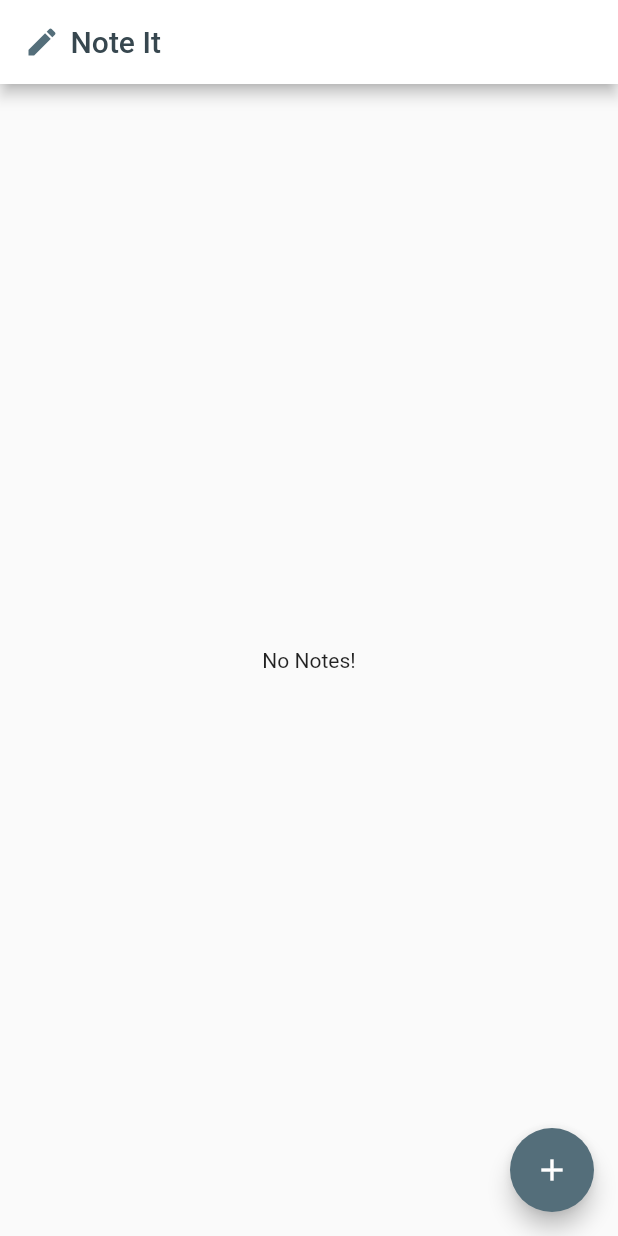
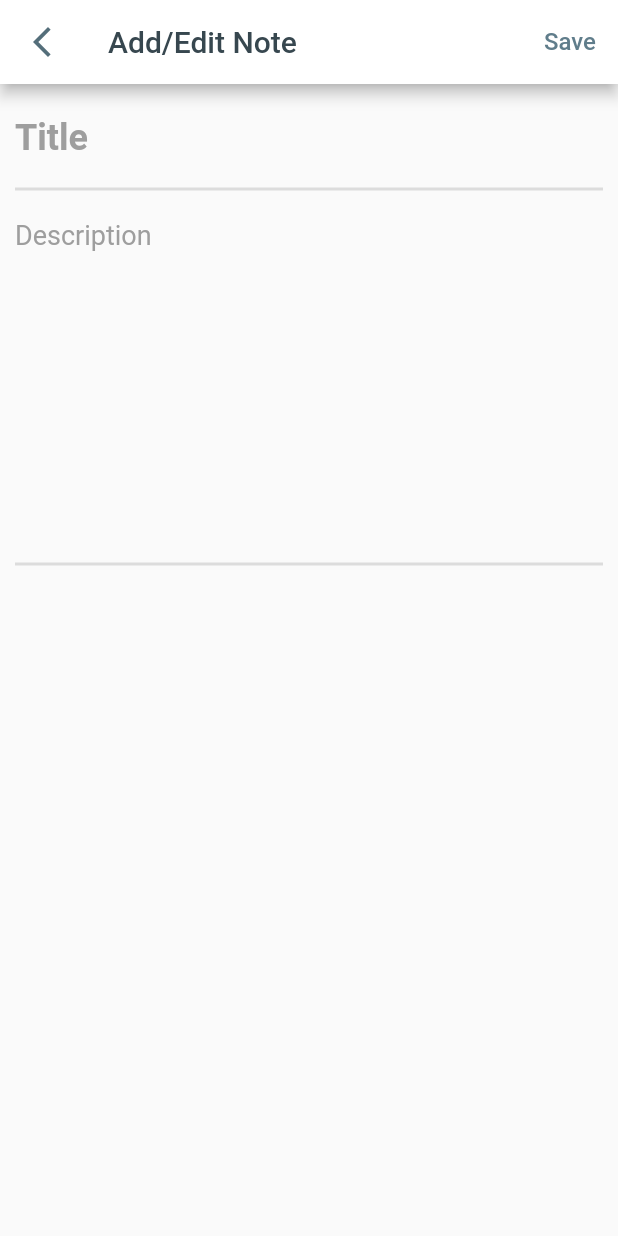
Before and after one commit to evguevarra/NotesApp, a Flutter app: the screen it shows after launch, after a tap on the "add" icon, on a phone screen of 412 x 824 dp. Run offline on Flutter 3.47's test engine with Material 2 defaults, Android fonts, the phone set to English and light mode, and no system bars.

```diff
--- /dev/null
+++ b/note_app/lib/views/add_edit_page.dart
@@ -0,0 +1,99 @@
+import 'package:flutter/material.dart';
+import 'package:flutter/widgets.dart';
+
+class AddEditPage extends StatefulWidget {
+  const AddEditPage({Key? key}) : super(key: key);
+
+  @override
+  _AddEditPageState createState() => _AddEditPageState();
+}
+
+class _AddEditPageState extends State<AddEditPage> {
+  @override
+  Widget build(BuildContext context) {
+    return Scaffold(
+      appBar: AppBar(
+        leading: IconButton(
+          icon: Icon(
+            Icons.arrow_back_ios_new,
+            color: Colors.blueGrey.shade600,
+          ),
+          onPressed: () {
+            Navigator.of(context).pop();
+          },
+        ),
+        title: Text(
+          'Add/Edit Note',
+          style: TextStyle(
+            color: Colors.blueGrey.shade800,
+          ),
+        ),
+        actions: [
+          TextButton(
+            onPressed: () {},
+            child: const Text(
+              'Save',
+              style: TextStyle(
+                fontSize: 16,
+                color: Colors.blueGrey,
+              ),
+            ),
+          ),
+        ],
+        backgroundColor: Colors.white,
+      ),
+      body: Padding(
+        padding: const EdgeInsets.all(10.0),
+        child: Column(
+          children: [
+            buildTitle(),
+            // const SizedBox(
+            //   height: 8,
+            // ),
+            Divider(
+              thickness: 2,
+            ),
+            SingleChildScrollView(child: buildDescription()),
+            Divider(
+              thickness: 2,
+            ),
+          ],
+        ),
+      ),
+    );
+  }
+
+  TextFormField buildTitle() {
+    return TextFormField(
+      maxLines: 1,
+      style: const TextStyle(
+        fontSize: 24,
+        fontWeight: FontWeight.bold,
+      ),
+      decoration: const InputDecoration(
+        border: InputBorder.none,
+        hintText: 'Title',
+        hintStyle: TextStyle(
+          color: Colors.grey,
+        ),
+      ),
+    );
+  }
+
+  TextFormField buildDescription() {
+    return TextFormField(
+      maxLines: 10,
+      style: const TextStyle(
+        fontSize: 18,
+        //fontWeight: FontWeight.bold,
+      ),
+      decoration: const InputDecoration(
+        border: InputBorder.none,
+        hintText: 'Description',
+        hintStyle: TextStyle(
+          color: Colors.grey,
+        ),
+      ),
+    );
+  }
+}
--- a/note_app/lib/views/home_page.dart
+++ b/note_app/lib/views/home_page.dart
@@ -1,5 +1,6 @@
 import 'package:flutter/material.dart';
 import 'package:flutter_staggered_grid_view/flutter_staggered_grid_view.dart';
+import 'package:note_app/views/add_edit_page.dart';
 
 class HomePage extends StatefulWidget {
   const HomePage({Key? key}) : super(key: key);
@@ -33,7 +34,10 @@ class _HomePageState extends State<HomePage> {
         child: Text('No Notes!'),
       ),
       floatingActionButton: FloatingActionButton(
-        onPressed: () {},
+        onPressed: () {
+          Navigator.of(context)
+              .push(MaterialPageRoute(builder: (context) => AddEditPage()));
+        },
         backgroundColor: Colors.blueGrey.shade600,
         child: const Icon(Icons.add),
       ),
```
